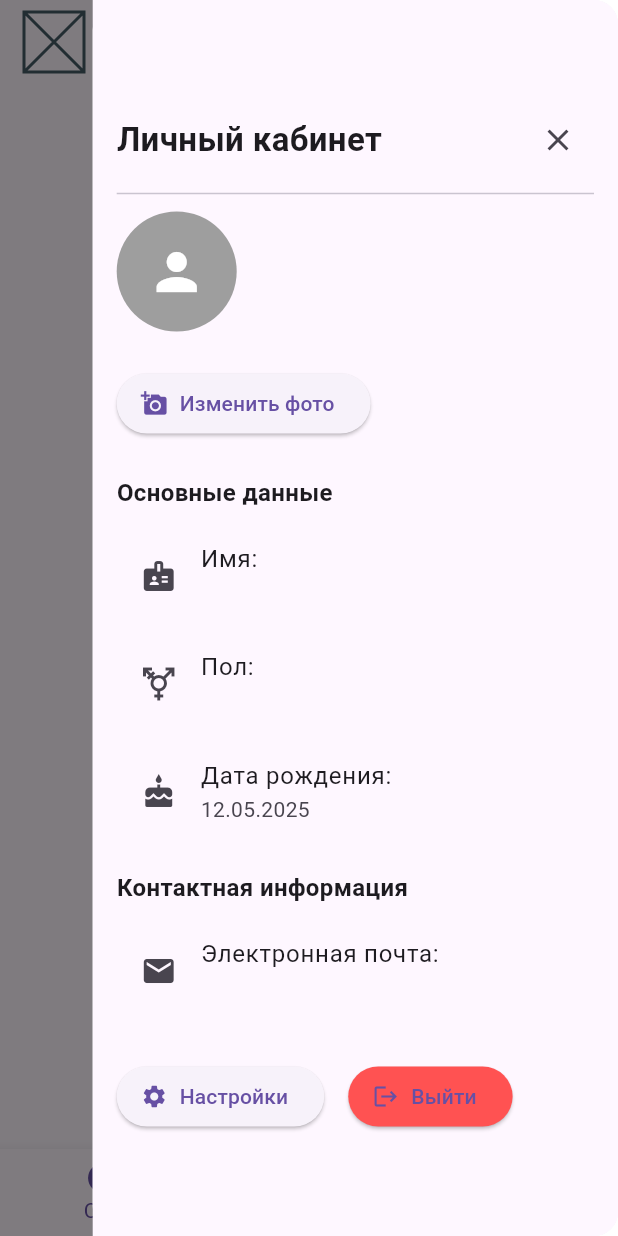
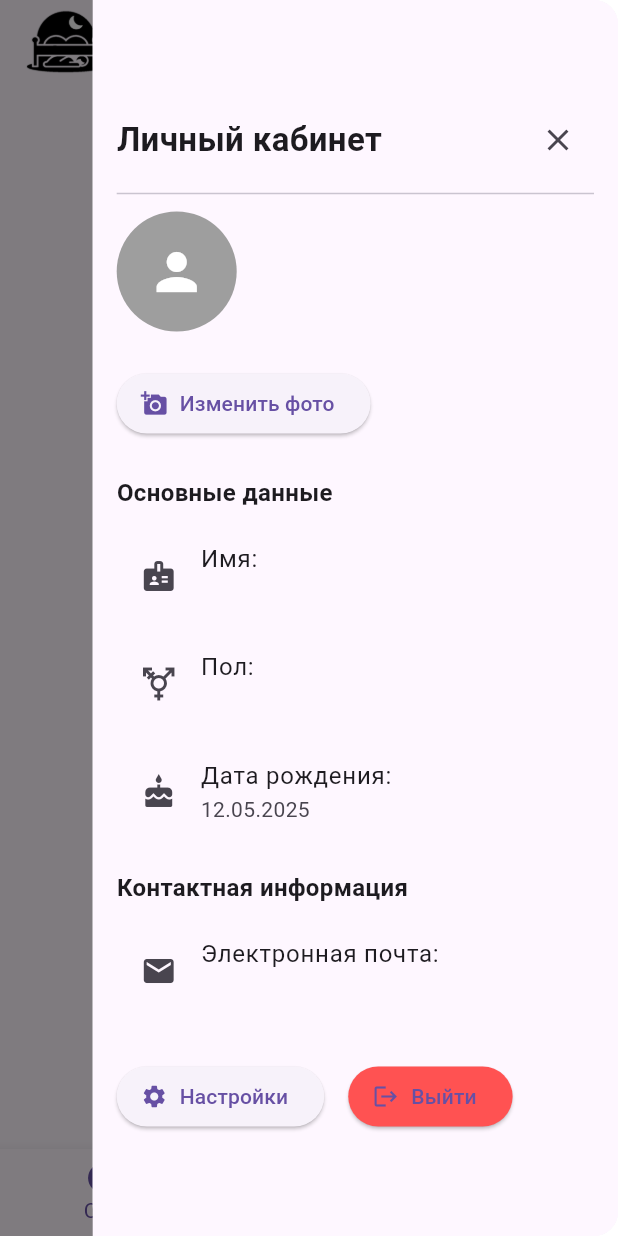
Before and after one commit to DaniilTooZir/SleepTracking_Flutter, a Flutter app: the MainMenuScreen screen opened directly with empty values, after a tap on the "account circle" icon, on a phone screen of 412 x 824 dp. Run offline on Flutter 3.47's test engine with Material 3 defaults, Android fonts, the phone set to English and light mode, and no system bars; our stand-ins replace fl_chart, flutter_dotenv, go_router, image_picker, shared_preferences, supabase_flutter; accounts and stored records are empty.

Commit message:
Добавил лого на верхню панель в главном меню

```diff
--- a/lib/ui/screens/main_menu_screen.dart
+++ b/lib/ui/screens/main_menu_screen.dart
@@ -42,6 +42,7 @@ class _MainMenuScreenState extends State<MainMenuScreen> {
       context.go(_routes[index]);
     }
   }
+
   void _openPersonalAccount(BuildContext context) {
     final screenWidth = MediaQuery.of(context).size.width;
     final isWideScreen = screenWidth > 800;
@@ -88,6 +89,7 @@ class _MainMenuScreenState extends State<MainMenuScreen> {
       },
     );
   }
+
   @override
   Widget build(BuildContext context) {
     return Scaffold(
@@ -97,9 +99,13 @@ class _MainMenuScreenState extends State<MainMenuScreen> {
         title: Row(
           mainAxisAlignment: MainAxisAlignment.spaceBetween,
           children: [
-            const Padding(
+            Padding(
               padding: EdgeInsets.only(left: 16),
-              child: Placeholder(fallbackHeight: 40, fallbackWidth: 40),
+              child: Image.asset(
+                'assets/Icon.png',
+                height: 60,
+                width: 60,
+              ),
             ),
             IconButton(
               icon: const Icon(Icons.account_circle),
--- a/pubspec.yaml
+++ b/pubspec.yaml
@@ -77,6 +77,7 @@ flutter:
 
   assets:
     - .env
+    - assets/Icon.png
 
   # To add assets to your application, add an assets section, like this:
   # assets:
```
Also changed, not shown: assets/Icon.png (added).
